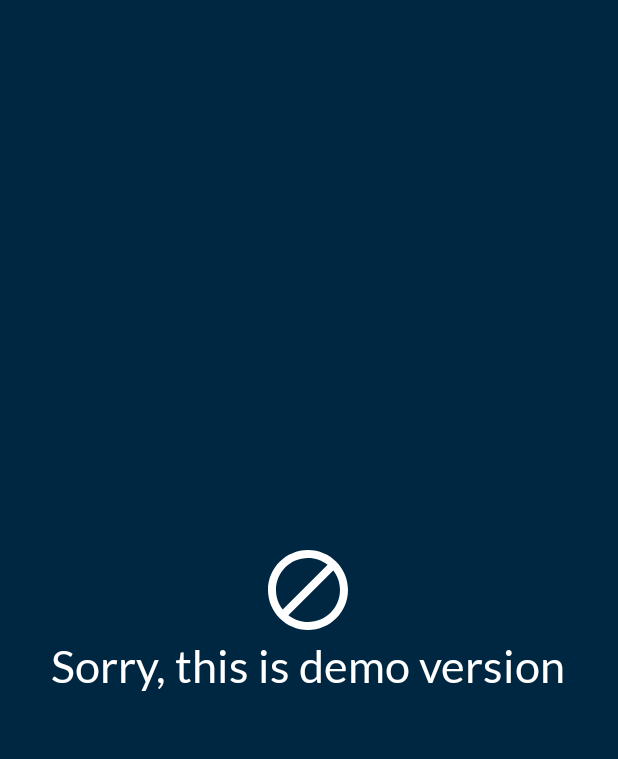
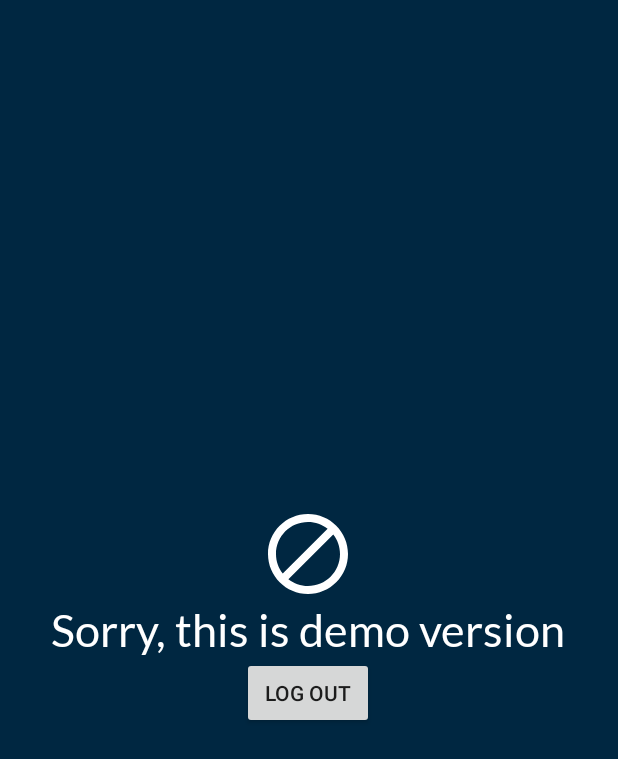
Before and after one commit to TheBoringTeam/AwesomeMusic, an Android app: the MainActivity screen opened directly, with no data from a screen before it, on a phone screen of 412 x 824 dp. Shown: the top 759 px of the screen. Run offline under Robolectric (Android 15) with nearby library versions, the phone set to English and light mode, and no system bars; our stand-ins replace Dagger/Hilt's generated code, data binding; 4 statements that could not run were skipped.

Commit message:
Added possibility to log out

```diff
--- a/app/src/main/java/com/music/awesomemusic/functionalities/main/MainState.kt
+++ b/app/src/main/java/com/music/awesomemusic/functionalities/main/MainState.kt
@@ -3,4 +3,5 @@ package com.music.awesomemusic.functionalities.main
 sealed class MainState {
     data class Error(val message: String) : MainState()
     object Wait : MainState()
+    object LogOut : MainState()
 }
--- a/app/src/main/java/com/music/awesomemusic/functionalities/main/MainVM.kt
+++ b/app/src/main/java/com/music/awesomemusic/functionalities/main/MainVM.kt
@@ -24,7 +24,8 @@
     }
 
 
-    fun fetchMusic() {
+    fun logOut() {
+        event.value = MainState.LogOut
     }
 
 }
--- a/app/src/main/java/com/music/awesomemusic/utils/DataUtils.kt
+++ b/app/src/main/java/com/music/awesomemusic/utils/DataUtils.kt
@@ -28,5 +28,9 @@ class DataUtils {
             sharedPreference.edit()
                     .putString("userDetails", gson.toJson(userDetailedInfo)).apply()
         }
+
+        fun deleteAllData(sharedPreference: SharedPreferences) {
+            sharedPreference.edit().clear().apply()
+        }
     }
 }
--- a/app/src/main/res/layout/activity_main.xml
+++ b/app/src/main/res/layout/activity_main.xml
@@ -39,6 +39,12 @@
                 android:textColor="@color/white"
                 android:textSize="30sp" />
 
+            <Button
+                android:layout_width="wrap_content"
+                android:layout_height="wrap_content"
+                android:onClick="@{()->viewModel.logOut()}"
+                android:text="@string/log_out"/>
+
         </LinearLayout>
 
 
--- a/app/src/main/res/values/strings.xml
+++ b/app/src/main/res/values/strings.xml
@@ -12,5 +12,6 @@
     <string name="dont_have_account">Don\'t have an account? Sign up here!</string>
     <string name="demo_version">Sorry, this is demo version</string>
     <string name="wrong_credentials">Wrong credentials</string>
+    <string name="log_out">Log Out</string>
 
 </resources>
```
Also changed, not shown: app/src/main/java/com/music/awesomemusic/functionalities/main/MainActivity.kt (+32 -2 lines).
